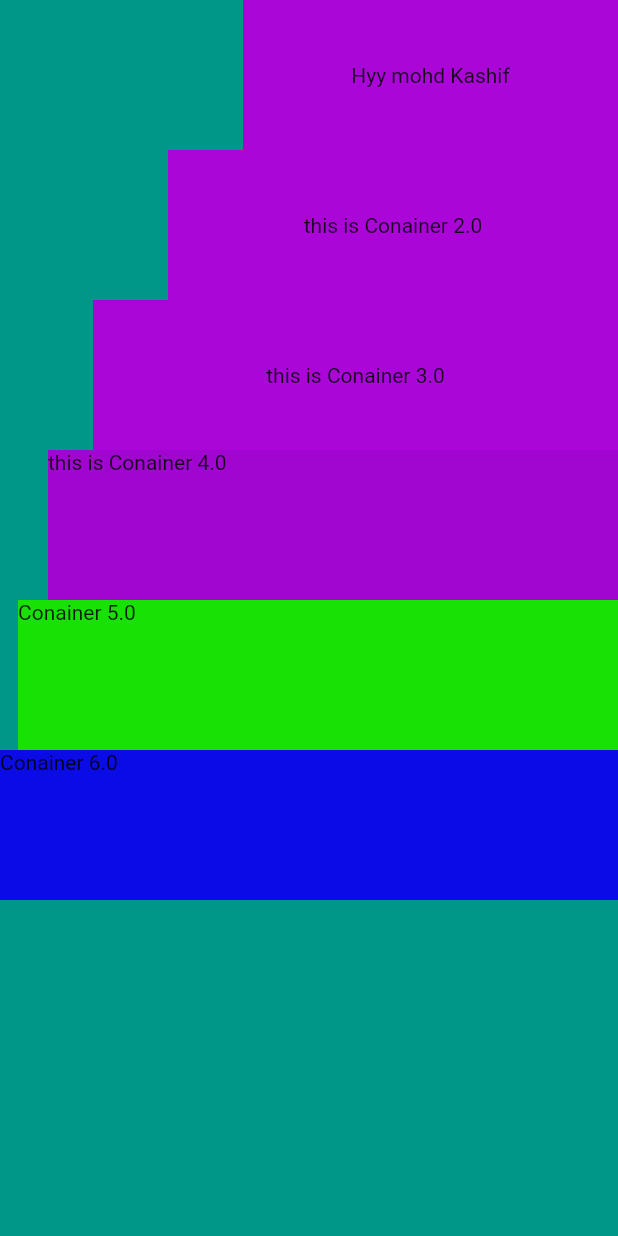
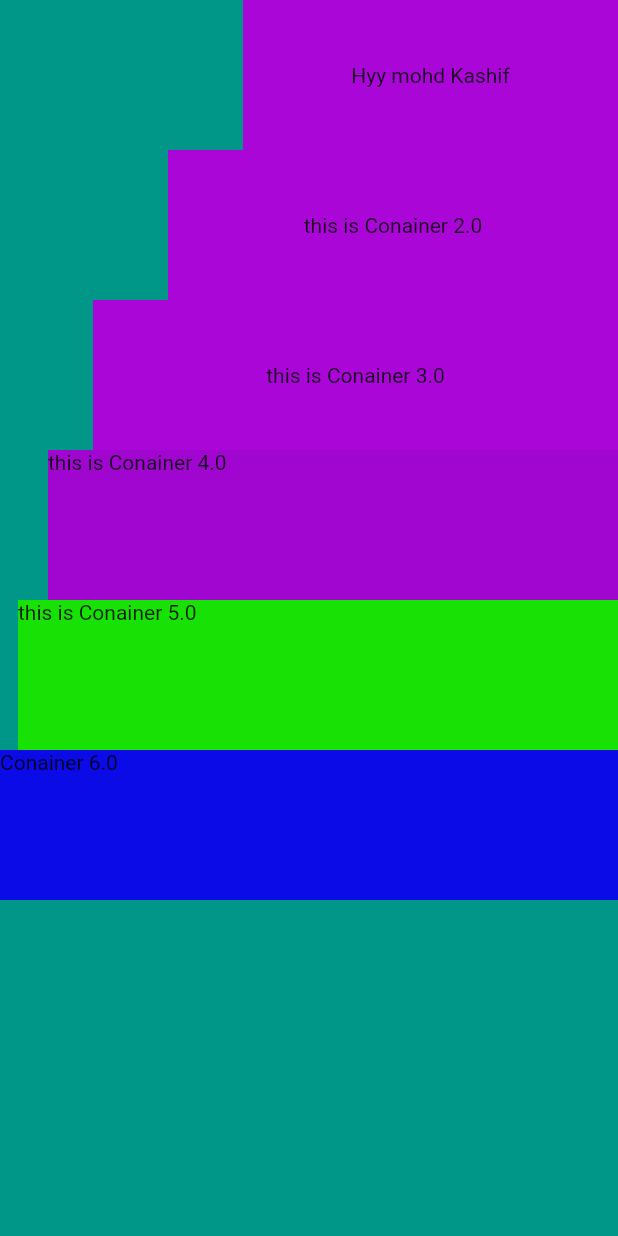
Before and after one commit to HEYKASHIF/quizApp, a Flutter app: the bootCamp screen opened directly, on a phone screen of 412 x 824 dp. Run offline on Flutter 3.47's test engine with Material 2 defaults, Android fonts, the phone set to English and light mode, and no system bars.

Commit message:
"12-june commit1"

```diff
--- a/lib/bootcamp.dart
+++ b/lib/bootcamp.dart
@@ -42,7 +42,7 @@ class bootCamp extends StatelessWidget {
             height: 100.0,
             width: 400.0,
             color: Color.fromARGB(255, 23, 225, 5),
-            child: Text('Conainer 5.0'),
+            child: Text('this is Conainer 5.0'),
           ),
           Container(
             height: 100.0,
```
